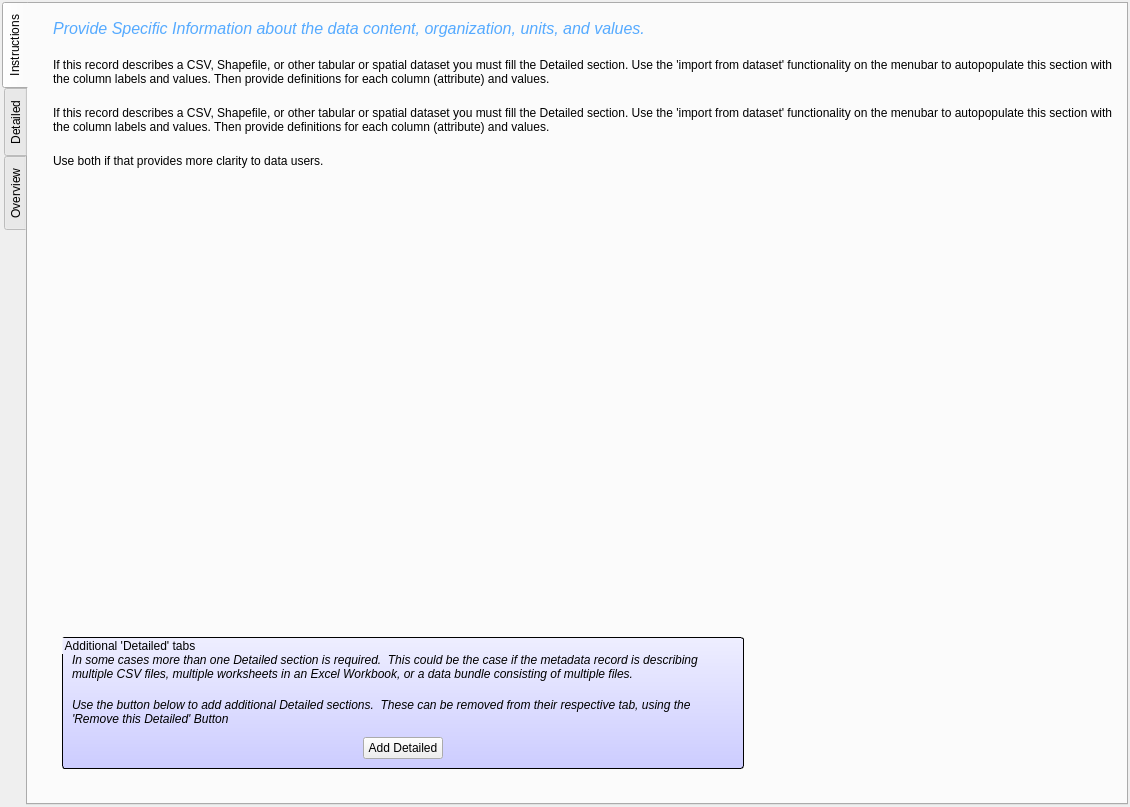
Above: pymdwizard/gui/ui_files/EA.ui from DOI-USGS/fort-pymdwizard before the change. Below: the same form after it.
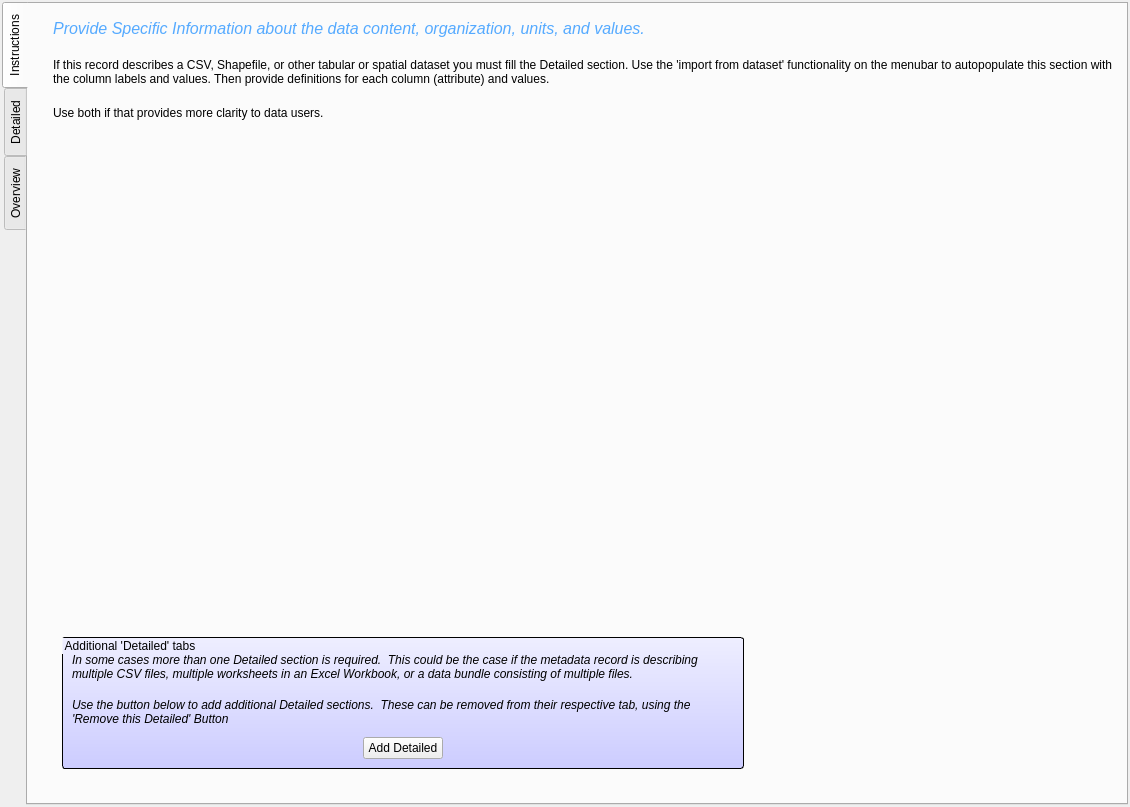
That is the form after the change. The open tabs and pages were chosen to show the change.

Commit message: Remove duplicate verbiage on the EA instructions tab

```diff
--- a/pymdwizard/gui/ui_files/EA.ui
+++ b/pymdwizard/gui/ui_files/EA.ui
@@ -116,16 +116,6 @@
          </property>
         </widget>
        </item>
-       <item>
-        <widget class="QLabel" name="label_3">
-         <property name="text">
-          <string>If this record describes a CSV, Shapefile, or other tabular or spatial dataset you must fill the Detailed section. Use the 'import from dataset' functionality on the menubar to autopopulate this section with the column labels and values. Then provide definitions for each column (attribute) and values. </string>
-         </property>
-         <property name="wordWrap">
-          <bool>true</bool>
-         </property>
-        </widget>
-       </item>
        <item>
         <widget class="QLabel" name="label_4">
          <property name="text">
```
Left out of the diff: 2 changed lines with no effect on the pictures. The commit also changes 1 other file.
